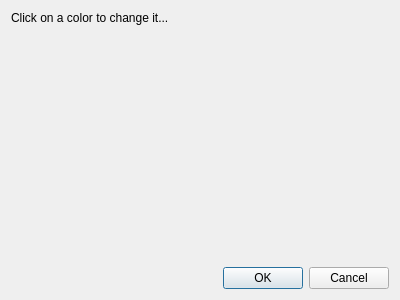
This is kstars/dialogs/catalogcoloreditor.ui in KDE/kstars as Qt 5 draws it before an edit. The edited form follows.
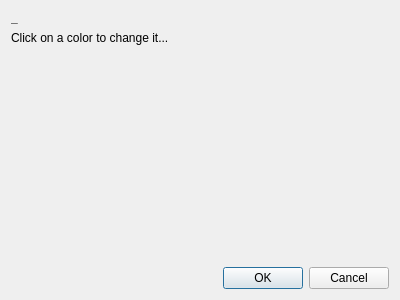
This is the edited form.

Diff of the .ui file:
```diff
--- a/kstars/dialogs/catalogcoloreditor.ui
+++ b/kstars/dialogs/catalogcoloreditor.ui
@@ -14,6 +14,16 @@
    <string>Dialog</string>
   </property>
   <layout class="QVBoxLayout" name="verticalLayout_2">
+   <item>
+    <widget class="QLabel" name="catalogName">
+     <property name="styleSheet">
+      <string notr="true">font-weight:600;</string>
+     </property>
+     <property name="text">
+      <string>_</string>
+     </property>
+    </widget>
+   </item>
    <item>
     <widget class="QLabel" name="label">
      <property name="sizePolicy">
```
Left out of the diff: 16 changed lines with no effect on the pictures.
